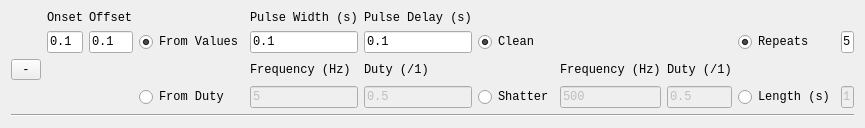
tobiasackels/PulseBoy, file UI/SimpleValveWidget.ui: the form before one commit.
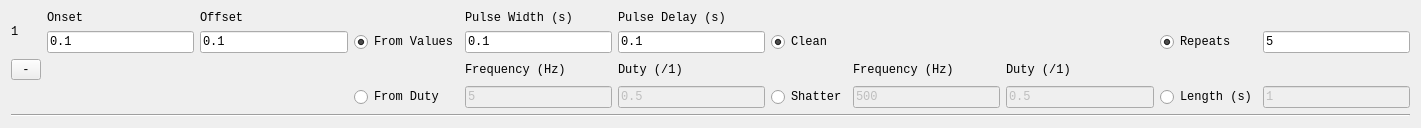
The form after the commit.

Commit message: valve widget numbering and start queue from selected

What changed in the file:
```diff
--- a/UI/SimpleValveWidget.ui
+++ b/UI/SimpleValveWidget.ui
@@ -6,7 +6,7 @@
    <rect>
     <x>0</x>
     <y>0</y>
-    <width>846</width>
+    <width>1421</width>
     <height>113</height>
    </rect>
   </property>
@@ -255,6 +255,13 @@
      </property>
     </widget>
    </item>
+   <item row="0" column="0" rowspan="2">
+    <widget class="QLabel" name="position">
+     <property name="text">
+      <string>1</string>
+     </property>
+    </widget>
+   </item>
   </layout>
  </widget>
  <resources/>
```
The commit also changes 12 other files.
